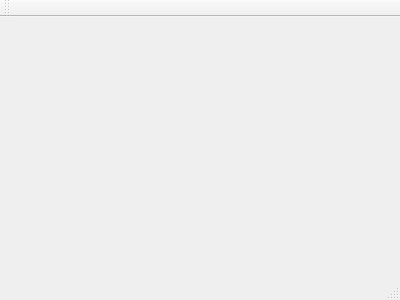
rliberski/ColorsDifference, file mainwindow.ui: the form before one commit.
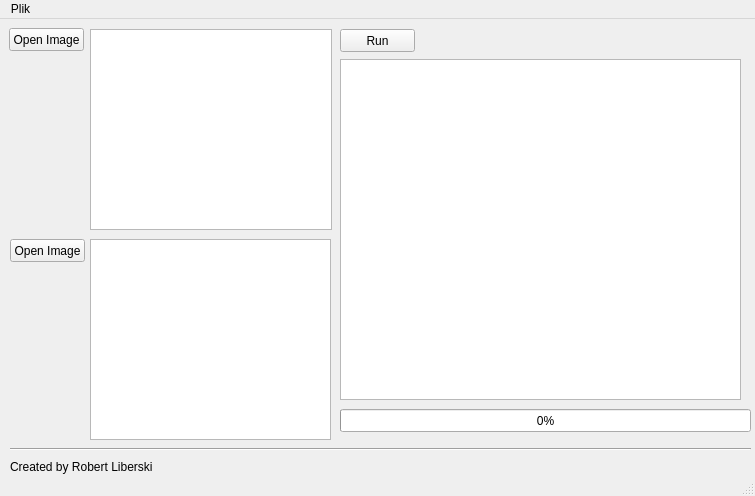
The form after the commit.

```diff
--- a/mainwindow.ui
+++ b/mainwindow.ui
@@ -1,24 +1,164 @@
 <ui version="4.0">
  <class>MainWindow</class>
- <widget class="QMainWindow" name="MainWindow" >
-  <property name="geometry" >
+ <widget class="QMainWindow" name="MainWindow">
+  <property name="geometry">
    <rect>
     <x>0</x>
     <y>0</y>
-    <width>400</width>
-    <height>300</height>
+    <width>755</width>
+    <height>496</height>
    </rect>
   </property>
   <property name="windowTitle" >
    <string>MainWindow</string>
   </property>
-  <widget class="QMenuBar" name="menuBar" />
-  <widget class="QToolBar" name="mainToolBar" />
-  <widget class="QWidget" name="centralWidget" />
-  <widget class="QStatusBar" name="statusBar" />
+  <widget class="QWidget" name="centralWidget">
+   <widget class="QPushButton" name="Open1">
+    <property name="geometry">
+     <rect>
+      <x>9</x>
+      <y>9</y>
+      <width>75</width>
+      <height>23</height>
+     </rect>
+    </property>
+    <property name="text">
+     <string>Open Image</string>
+    </property>
+   </widget>
+   <widget class="QPushButton" name="Open2">
+    <property name="geometry">
+     <rect>
+      <x>10</x>
+      <y>220</y>
+      <width>75</width>
+      <height>23</height>
+     </rect>
+    </property>
+    <property name="text">
+     <string>Open Image</string>
+    </property>
+   </widget>
+   <widget class="QPushButton" name="Run">
+    <property name="geometry">
+     <rect>
+      <x>340</x>
+      <y>10</y>
+      <width>75</width>
+      <height>23</height>
+     </rect>
+    </property>
+    <property name="text">
+     <string>Run</string>
+    </property>
+   </widget>
+   <widget class="QGraphicsView" name="Image1">
+    <property name="geometry">
+     <rect>
+      <x>90</x>
+      <y>10</y>
+      <width>242</width>
+      <height>201</height>
+     </rect>
+    </property>
+   </widget>
+   <widget class="QGraphicsView" name="Image2">
+    <property name="geometry">
+     <rect>
+      <x>90</x>
+      <y>220</y>
+      <width>241</width>
+      <height>201</height>
+     </rect>
+    </property>
+   </widget>
+   <widget class="QProgressBar" name="Loading">
+    <property name="geometry">
+     <rect>
+      <x>340</x>
+      <y>390</y>
+      <width>411</width>
+      <height>23</height>
+     </rect>
+    </property>
+    <property name="value">
+     <number>0</number>
+    </property>
+   </widget>
+   <widget class="QGraphicsView" name="ResultImage">
+    <property name="geometry">
+     <rect>
+      <x>340</x>
+      <y>40</y>
+      <width>401</width>
+      <height>341</height>
+     </rect>
+    </property>
+   </widget>
+   <widget class="Line" name="line">
+    <property name="geometry">
+     <rect>
+      <x>10</x>
+      <y>420</y>
+      <width>741</width>
+      <height>20</height>
+     </rect>
+    </property>
+    <property name="orientation">
+     <enum>Qt::Horizontal</enum>
+    </property>
+   </widget>
+   <widget class="QLabel" name="label">
+    <property name="geometry">
+     <rect>
+      <x>10</x>
+      <y>440</y>
+      <width>261</width>
+      <height>16</height>
+     </rect>
+    </property>
+    <property name="text">
+     <string>&lt;html&gt;&lt;head/&gt;&lt;body&gt;&lt;p&gt;Created by Robert Liberski&lt;/p&gt;&lt;/body&gt;&lt;/html&gt;</string>
+    </property>
+   </widget>
+  </widget>
+  <widget class="QMenuBar" name="menuBar">
+   <property name="geometry">
+    <rect>
+     <x>0</x>
+     <y>0</y>
+     <width>755</width>
+     <height>21</height>
+    </rect>
+   </property>
+   <widget class="QMenu" name="menuFile">
+    <property name="title">
+     <string>Plik</string>
+    </property>
+    <addaction name="Save"/>
+    <addaction name="SaveAs"/>
+    <addaction name="Close"/>
+   </widget>
+   <addaction name="menuFile"/>
+  </widget>
+  <widget class="QStatusBar" name="statusBar"/>
+  <action name="Close">
+   <property name="text">
+    <string>Close</string>
+   </property>
+  </action>
+  <action name="Save">
+   <property name="text">
+    <string>Save</string>
+   </property>
+  </action>
+  <action name="SaveAs">
+   <property name="text">
+    <string>Save As..</string>
+   </property>
+  </action>
  </widget>
- <layoutDefault spacing="6" margin="11" />
- <pixmapfunction></pixmapfunction>
+ <layoutdefault spacing="6" margin="11"/>
  <resources/>
  <connections/>
 </ui>
```
Left out of the diff: 5 changed lines with no effect on the pictures.
